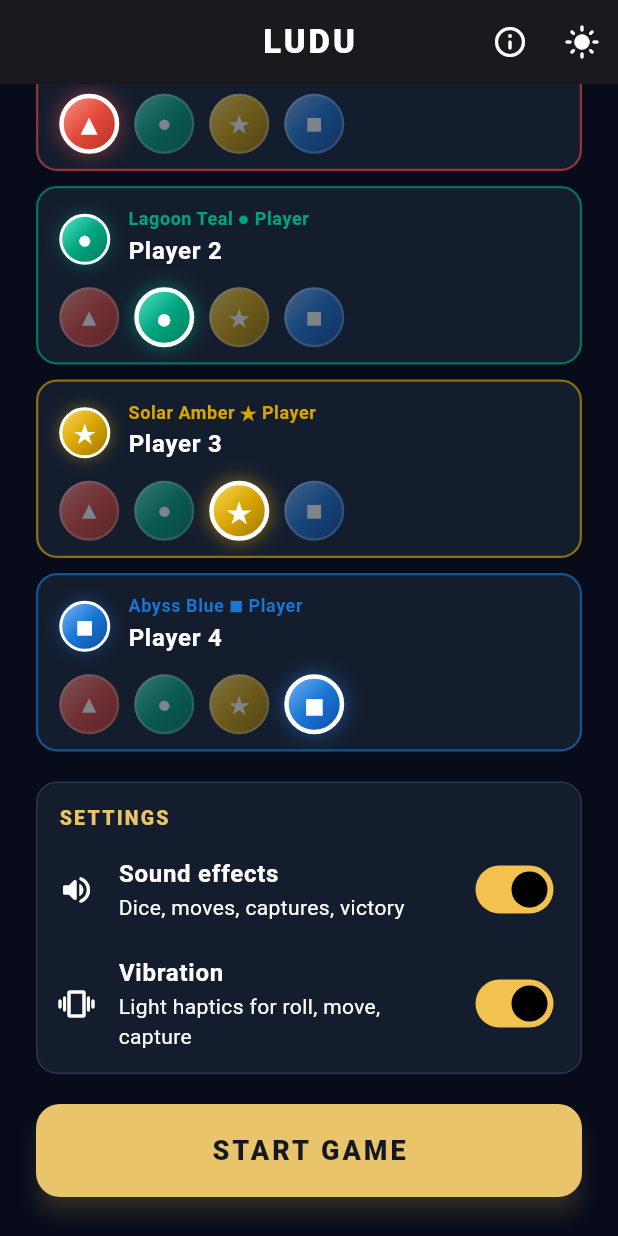
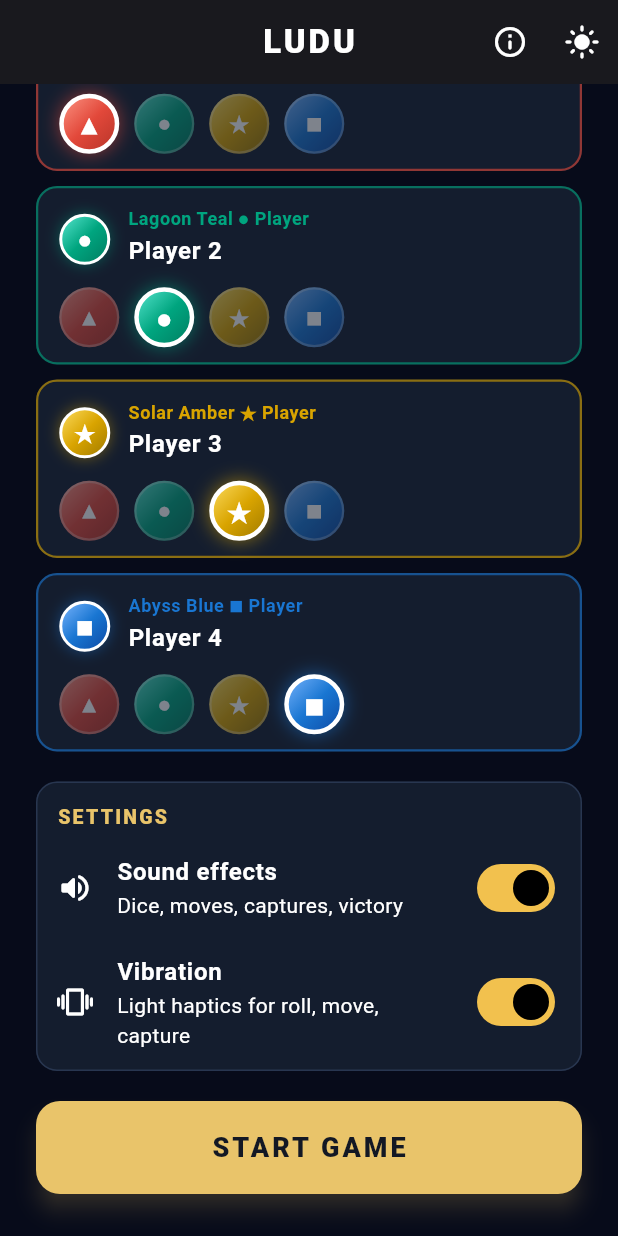
Before and after one commit to sarifulshikder/Ludu, a Flutter app: the screen it shows after launch, scrolled down 402 dp, on a phone screen of 412 x 824 dp. Run offline on Flutter 3.47's test engine with Material 3 defaults, Android fonts, the phone set to English and light mode, and no system bars; our stand-ins replace audioplayers, flutter_riverpod.

Commit message:
fix: resolve analyzer errors, test-safe haptics, widget overflow fixes

```diff
--- a/lib/ui/board/board_painter.dart
+++ b/lib/ui/board/board_painter.dart
@@ -18,7 +18,6 @@ class BoardPainter extends CustomPainter {
 
   BoardPainter({required this.isDark, this.activeColor});
 
-  Color get _trackFill => const Color(0xFFF7F3EA);
   Color get _trackRule => isDark ? const Color(0xFF8E99B0) : const Color(0xFFA39A87);
   Color get _ink => const Color(0xFF101A30);
   Color get _paper => const Color(0xFFFDFBF6);
--- a/lib/ui/board/token_widget.dart
+++ b/lib/ui/board/token_widget.dart
@@ -217,7 +217,7 @@ class _OrbPainter extends CustomPainter {
     );
 
     // Specular highlight (top-left gloss).
-    canvas.drawEllipse(
+    canvas.drawOval(
       Rect.fromCenter(
         center: c + Offset(-r * 0.34, -r * 0.40),
         width: r * 0.95,
--- a/lib/ui/screens/setup_screen.dart
+++ b/lib/ui/screens/setup_screen.dart
@@ -26,7 +26,7 @@ class SetupScreen extends StatefulWidget {
 class _SetupScreenState extends State<SetupScreen> {
   int _playerCount = 4;
   late List<TextEditingController> _nameControllers;
-  List<LudoColor> _selectedColors = [
+  final List<LudoColor> _selectedColors = [
     LudoColor.red,
     LudoColor.green,
     LudoColor.yellow,
@@ -458,21 +458,25 @@ class _SetupScreenState extends State<SetupScreen> {
               const SizedBox(height: 20),
 
               // Settings: sound + vibration toggles.
-              Container(
-                padding: const EdgeInsets.symmetric(
-                    horizontal: 14, vertical: 6),
-                decoration: BoxDecoration(
-                  color: widget.isDark
-                      ? const Color(0xFF141D2E)
-                      : Colors.white,
+              // Material (not Container) background so the SwitchListTiles
+              // paint their ink on a Material ancestor — otherwise the
+              // framework throws in debug builds.
+              Material(
+                color: widget.isDark
+                    ? const Color(0xFF141D2E)
+                    : Colors.white,
+                shape: RoundedRectangleBorder(
                   borderRadius: BorderRadius.circular(14),
-                  border: Border.all(
+                  side: BorderSide(
                     color: widget.isDark
                         ? const Color(0xFF283650)
                         : const Color(0xFFD6CEBD),
                   ),
                 ),
-                child: Column(
+                child: Padding(
+                  padding: const EdgeInsets.symmetric(
+                      horizontal: 14, vertical: 6),
+                  child: Column(
                   crossAxisAlignment: CrossAxisAlignment.start,
                   children: [
                     const Padding(
@@ -527,6 +531,7 @@ class _SetupScreenState extends State<SetupScreen> {
                       },
                     ),
                   ],
+                  ),
                 ),
               ),
               const SizedBox(height: 20),
--- a/lib/ui/widgets/player_box_widget.dart
+++ b/lib/ui/widgets/player_box_widget.dart
@@ -464,11 +464,12 @@ class _PlayerBoxWidgetState extends State<PlayerBoxWidget>
           ],
         );
       case 3:
+        // Expanded middle makes the row overflow-proof by construction:
+        // fixed content is only 2 pips wide, the rest is flexible.
         return Row(
-          mainAxisAlignment: MainAxisAlignment.spaceBetween,
           children: [
             Column(children: [pip(), const Spacer()]),
-            Center(child: pip()),
+            Expanded(child: Center(child: pip())),
             Column(children: [const Spacer(), pip()]),
           ],
         );
```
Also changed, not shown: lib/services/haptics_service.dart (+22 -24 lines), 1 other file.
